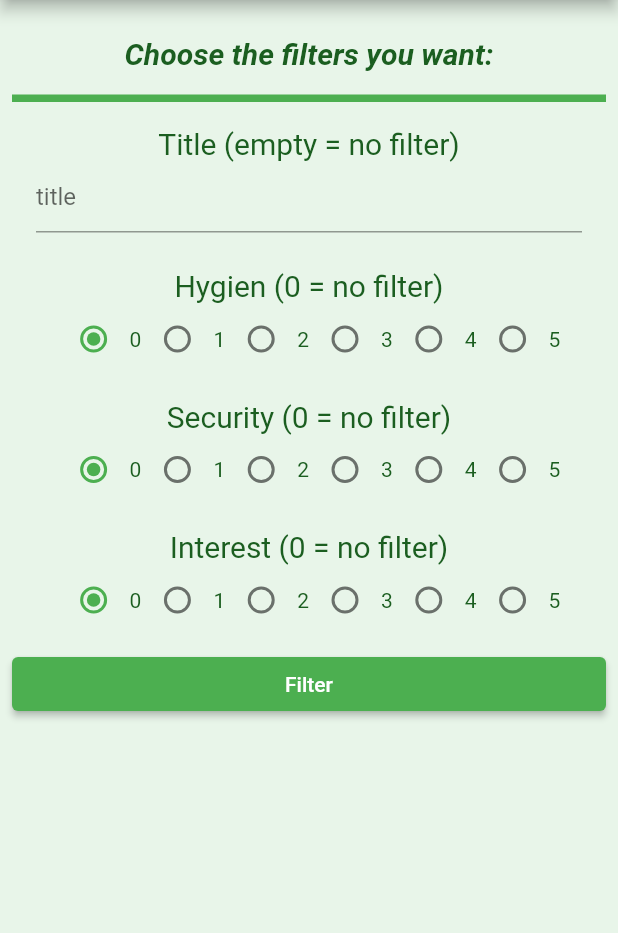
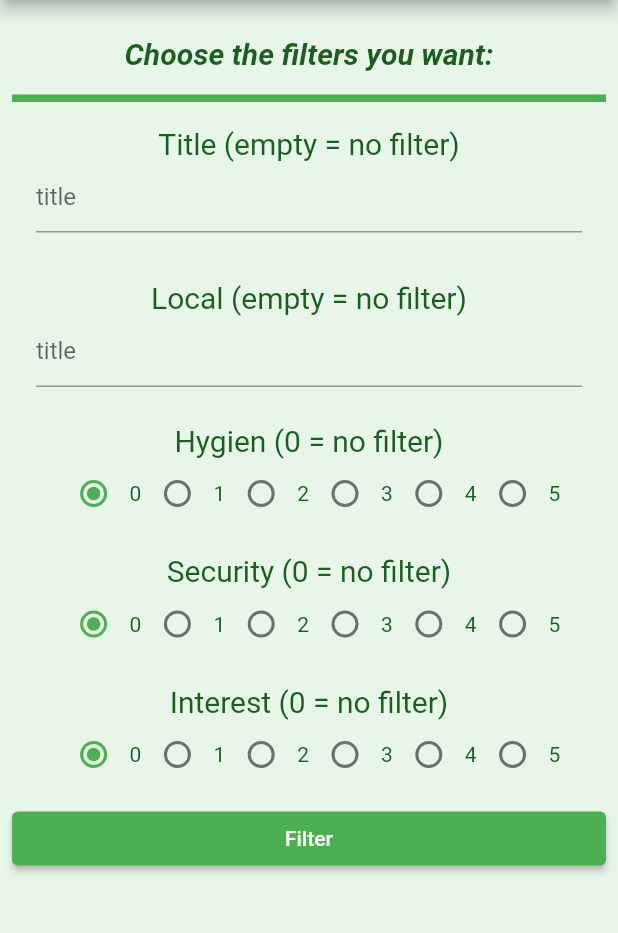
Before and after one commit to FEUP-ESOF-2020-21/open-cx-t2g2-teamnamenotfound, a Flutter app: the screen it shows after launch, after a tap on the "search" icon, on a phone screen of 412 x 824 dp, the part 84-1017 px from its top. Run offline on Flutter 3.47's test engine with Material 2 defaults, Android fonts, the light colour scheme and no system bars; our stand-ins replace firebase_auth, firebase_core, firebase_database, flutter_spinkit, google_sign_in; accounts and stored records are empty.

Commit message:
localFilter and now acepts substring search (in lowercase)

```diff
--- a/safe_meetings/lib/screens/home.dart
+++ b/safe_meetings/lib/screens/home.dart
@@ -13,6 +13,7 @@ class _HomeState extends State<Home> {
 
   // Filters
   String titleFilter = "";
+  String localFilter = "";
   int hygienFilter = 0;
   int interestFilter = 0;
   int securityFilter = 0;
@@ -22,11 +23,13 @@ class _HomeState extends State<Home> {
   void changeFilters(dynamic filters) {
     setState(() {
       this.titleFilter = filters['titleFilter'];
+      this.localFilter = filters['localFilter'];
       this.hygienFilter = filters['hygienFilter'];
       this.interestFilter = filters['interestFilter'];
       this.securityFilter = filters['securityFilter'];
 
       if (this.titleFilter != "" ||
+          this.localFilter != "" ||
           this.hygienFilter != 0 ||
           this.interestFilter != 0 ||
           this.securityFilter != 0)
@@ -38,6 +41,7 @@ class _HomeState extends State<Home> {
 
   void resetFilters() {
     this.titleFilter = "";
+    this.localFilter = "";
     this.hygienFilter = 0;
     this.interestFilter = 0;
     this.securityFilter = 0;
@@ -49,11 +53,11 @@ class _HomeState extends State<Home> {
     List<Widget> confs = [];
 
     for (int i = 0; i < conferences.length; i++) {
-      if (conferences[i].getHygien() >= this.hygienFilter &&
+      if ((conferences[i].getName() == this.titleFilter || this.titleFilter == "" || conferences[i].getName().toLowerCase().contains(this.titleFilter.toLowerCase())) &&
+          (conferences[i].getLocal() == this.localFilter || this.localFilter == "" || conferences[i].getLocal().toLowerCase().contains(this.localFilter.toLowerCase())) &&
+          conferences[i].getHygien() >= this.hygienFilter &&
           conferences[i].getSecurity() >= this.securityFilter &&
-          conferences[i].getInterest() >= this.interestFilter &&
-          (conferences[i].getName() == this.titleFilter ||
-              this.titleFilter == "")) {
+          conferences[i].getInterest() >= this.interestFilter) {
         confs.add(
           FlatButton(
             onPressed: () {
--- a/safe_meetings/lib/screens/search_menu.dart
+++ b/safe_meetings/lib/screens/search_menu.dart
@@ -7,7 +7,7 @@ class SearchMenu extends StatefulWidget {
 
 class _SearchMenuState extends State<SearchMenu> {
   String titleFilter = "";
-
+  String localFilter = "";
   int hygienFilter = 0;
   int securityFilter = 0;
   int interestFilter = 0;
@@ -29,6 +29,29 @@ class _SearchMenuState extends State<SearchMenu> {
             onChanged: (value) {
               setState(() {
                 this.titleFilter = value;
+              });
+            },
+          ),
+        ],
+      ),
+    );
+  }
+
+  Widget displayLocalForm() {
+    return Padding(
+      padding: const EdgeInsets.all(16.0),
+      child: Column(
+        children: [
+          Text("Local (empty = no filter)",
+              style: TextStyle(fontSize: 20, color: color)),
+          TextField(
+            decoration: InputDecoration(
+              hintText: 'title',
+              focusColor: Colors.white,
+            ),
+            onChanged: (value) {
+              setState(() {
+                this.localFilter = value;
               });
             },
           ),
@@ -375,6 +398,7 @@ class _SearchMenuState extends State<SearchMenu> {
       onPressed: () {
         Navigator.pop(context, {
           'titleFilter': this.titleFilter,
+          'localFilter': this.localFilter,
           'hygienFilter': this.hygienFilter,
           'interestFilter': this.interestFilter,
           'securityFilter': this.securityFilter
@@ -415,6 +439,7 @@ class _SearchMenuState extends State<SearchMenu> {
                   ),
                 ),
                 this.displayTitleForm(),
+                this.displayLocalForm(),
                 this.displayHygienFilter(),
                 this.displaySecurityForm(),
                 this.displayInterestForm(),
```
